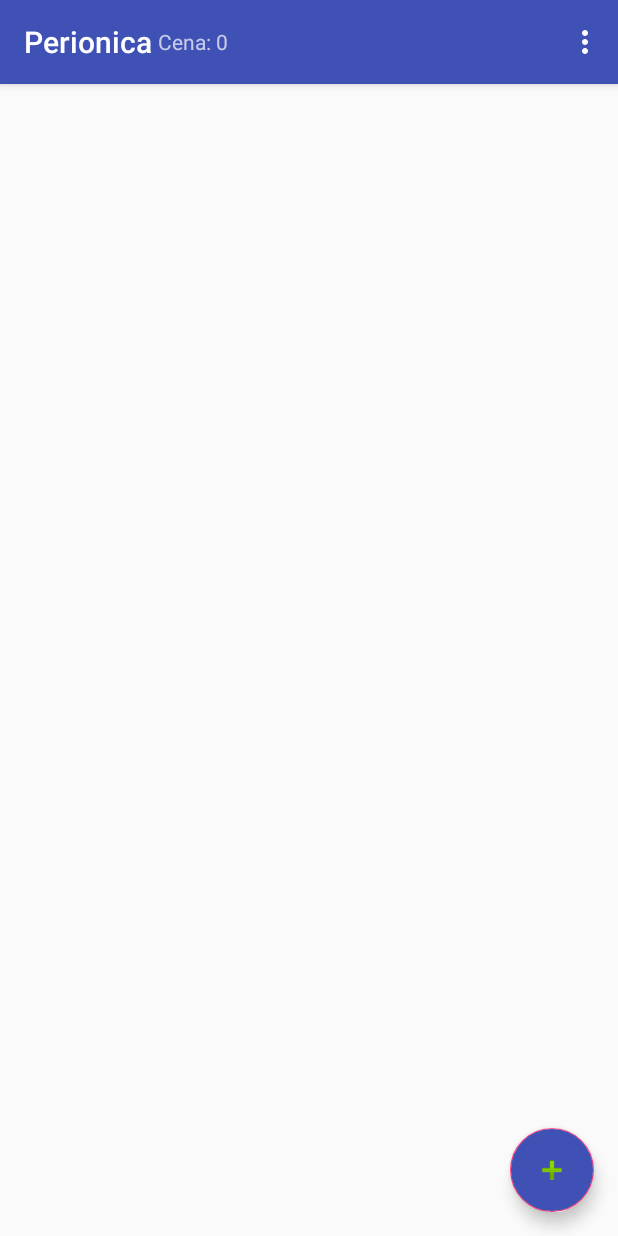
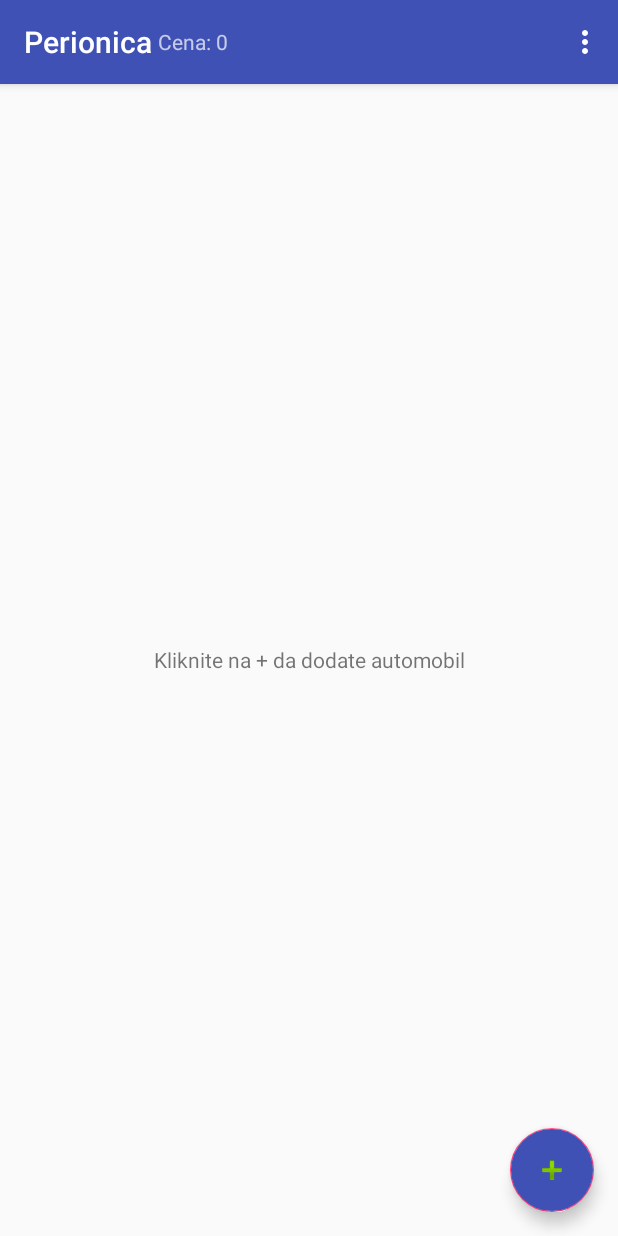
Before and after one commit to ComTradeSkola/Comtrade-Auto-perionica, an Android app: the screen it shows after launch (AutomobilActivity), on a phone screen of 412 x 824 dp. Run offline under Robolectric (Android 15) with nearby library versions, the phone set to English and light mode, and no system bars.

Commit message:
Add a code for the new tasks

```diff
--- a/app/src/main/java/com/example/localadm/comtrade_auto_perionica/AutomobilActivity.java
+++ b/app/src/main/java/com/example/localadm/comtrade_auto_perionica/AutomobilActivity.java
@@ -29,6 +29,7 @@ public class AutomobilActivity extends AppCompatActivity implements AutoAdapter.
 
     private static final int DODAJ_AUTO_ACTIVITY_REQUEST_CODE = 10;
     RecyclerView recyclerView;
+    TextView nemaAutomobila;
     ArrayList<Automobil> autoList;
     AutoAdapter autoAdapter;
     DatabaseHelper databaseHelper;
@@ -42,6 +43,8 @@ public class AutomobilActivity extends AppCompatActivity implements AutoAdapter.
         setContentView(R.layout.activity_automobil);
         Toolbar toolbar = findViewById(R.id.toolbar);
         ukupnaCenaTextView = findViewById(R.id.ukupna_cena);
+        nemaAutomobila = findViewById(R.id.poruka_nema_automobila);
+        recyclerView = findViewById(R.id.recycler_view);
 
         setSupportActionBar(toolbar);
 
@@ -52,10 +55,9 @@ public class AutomobilActivity extends AppCompatActivity implements AutoAdapter.
 
         if (savedInstanceState==null){
             readAutoFromDatabase();
+            updateVisibilty();
             //autoList.add(new Automobil("Dalibor Mirkovic", "BG 11445 ww", "054265465", 150, true, true, false, 0));
             //autoList.add(new Automobil("Misa Peric", "BG 11345 33", "054635465", 50, true, false, false, 0));
-
-            recyclerView = findViewById(R.id.recycler_view);
 
             autoAdapter = new AutoAdapter(autoList, this);
             ItemTouchHelper.Callback callback =
@@ -146,6 +148,7 @@ public class AutomobilActivity extends AppCompatActivity implements AutoAdapter.
                             updateAutoInDatabase(automobil);
                         }
                     }
+                    updateVisibilty();
                 }
             }
         } else {
@@ -166,10 +169,6 @@ public class AutomobilActivity extends AppCompatActivity implements AutoAdapter.
         contentValues.put(DatabaseContract.Automobil.SLIKA, automobil.getSlikaUri());
         long id = database.insert(TABLE_NAME, null, contentValues);
         automobil.setDatabaseID(id);
-    }
-
-    private void updateAutoInDatabase(Automobil automobil) {
-
     }
 
     private void otvoriDodajAutoActivity() {
@@ -193,6 +192,8 @@ public class AutomobilActivity extends AppCompatActivity implements AutoAdapter.
 
         //noinspection SimplifiableIfStatement
         if (id == R.id.action_settings) {
+            //TODO dodati code koji ce da resetuje ukupnu cenu i view za ukupnu cenu
+            //TODO napravite novu metocu koja brise sve iz baze.
             return true;
         }
 
@@ -213,24 +214,45 @@ public class AutomobilActivity extends AppCompatActivity implements AutoAdapter.
 
     @Override
     public void onAutomobileDeleted(Automobil automobil) {
+        updateVisibilty();
         ukloniAutoIzDatabase(automobil.getDatabaseID());
-        //TODO ovde obrisati iz database, automobil, to znaci da je neko odustao.
-        //sto znaci pozvati metodu ukloniAutoIzDatabase i proslediti joj automobilov databaseId
     }
 
     @Override
     public void onAutomobilDone(Automobil automobil) {
         ukupnaCena += automobil.izracunaCenuPranja();
         setUkupnaCena();
+        updateVisibilty();
         ukloniAutoIzDatabase(automobil.getDatabaseID());
     }
 
     private void ukloniAutoIzDatabase(long autoDatabaseId) {
-
         SQLiteDatabase db = databaseHelper.getWritableDatabase();
         db.delete(TABLE_NAME, _ID + " = ?", new String[] { String.valueOf(autoDatabaseId)});
         db.close();
+    }
 
-        //TODO ukloniti iz database auto ciji je id = autoDatabaseId
+    private void updateAutoInDatabase(Automobil automobil) {
+        ContentValues contentValues = new ContentValues();
+        contentValues.put(DatabaseContract.Automobil.IME_VLASNIKA, automobil.getImeVlasnika());
+        contentValues.put(DatabaseContract.Automobil.REGISTRACIJA, automobil.getRegistracija());
+        contentValues.put(DatabaseContract.Automobil.BROJ_TELEFONA, automobil.getBrojTelefona());
+        contentValues.put(DatabaseContract.Automobil.CENA, automobil.getCena());
+        contentValues.put(DatabaseContract.Automobil.BOJA, automobil.getBoja());
+        contentValues.put(DatabaseContract.Automobil.PRANJE, automobil.isPranje() ? 1 : 0);
+        contentValues.put(DatabaseContract.Automobil.VOSKIRANJE, automobil.isVoskiranje() ? 1 : 0);
+        contentValues.put(DatabaseContract.Automobil.USISAVANJE, automobil.isUsisavanje() ? 1 : 0);
+        contentValues.put(DatabaseContract.Automobil.SLIKA, automobil.getSlikaUri());
+        long id = database.update(TABLE_NAME, contentValues, _ID + " = ?", new String[] { String.valueOf(automobil.getDatabaseID())});
+    }
+
+    public void updateVisibilty() {
+        if (autoList.isEmpty()) {
+            nemaAutomobila.setVisibility(View.VISIBLE);
+            recyclerView.setVisibility(View.INVISIBLE);
+        } else {
+            nemaAutomobila.setVisibility(View.INVISIBLE);
+            recyclerView.setVisibility(View.VISIBLE);
+        }
     }
 }
--- a/app/src/main/res/layout/content_automobil.xml
+++ b/app/src/main/res/layout/content_automobil.xml
@@ -1,13 +1,22 @@
 <?xml version="1.0" encoding="utf-8"?>
-<android.support.v7.widget.RecyclerView xmlns:android="http://schemas.android.com/apk/res/android"
-    android:id="@+id/recycler_view"
+<FrameLayout xmlns:android="http://schemas.android.com/apk/res/android"
     xmlns:app="http://schemas.android.com/apk/res-auto"
     xmlns:tools="http://schemas.android.com/tools"
     android:layout_width="match_parent"
     android:layout_height="match_parent"
-    app:layout_behavior="@string/appbar_scrolling_view_behavior"
-    tools:context="com.example.localadm.comtrade_auto_perionica.AutomobilActivity"
-    tools:showIn="@layout/activity_automobil">
+    app:layout_behavior="@string/appbar_scrolling_view_behavior">
 
+    <android.support.v7.widget.RecyclerView
+        android:id="@+id/recycler_view"
+        android:layout_width="match_parent"
+        android:layout_height="match_parent"
+        tools:context="com.example.localadm.comtrade_auto_perionica.AutomobilActivity"
+        tools:showIn="@layout/activity_automobil" />
 
-</android.support.v7.widget.RecyclerView>
+    <TextView
+        android:id="@+id/poruka_nema_automobila"
+        android:layout_width="match_parent"
+        android:layout_height="match_parent"
+        android:gravity="center"
+        android:text="@string/kliknite_na_da_dodate_automobil" />
+</FrameLayout>
--- a/app/src/main/res/values/strings.xml
+++ b/app/src/main/res/values/strings.xml
@@ -10,4 +10,5 @@
     <string name="obavestenje">Potrebna nam je permisija za ovu komandu.</string>
     <string name="ok">ok</string>
     <string name="ukupna_cena_text">Cena: %d</string>
+    <string name="kliknite_na_da_dodate_automobil">Kliknite na + da dodate automobil</string>
 </resources>
```
Also changed, not shown: app/src/main/java/com/example/localadm/comtrade_auto_perionica/DodajAutoActivity.java (+26 -1 lines).
